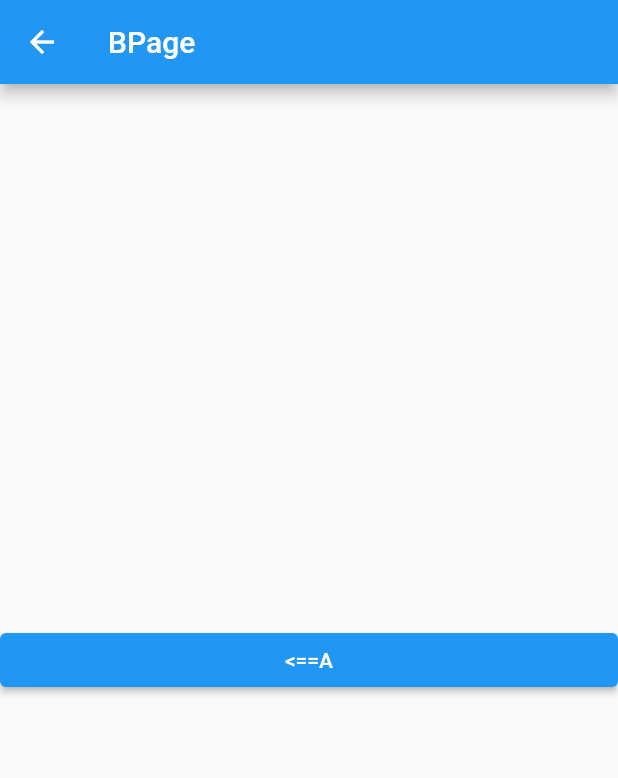
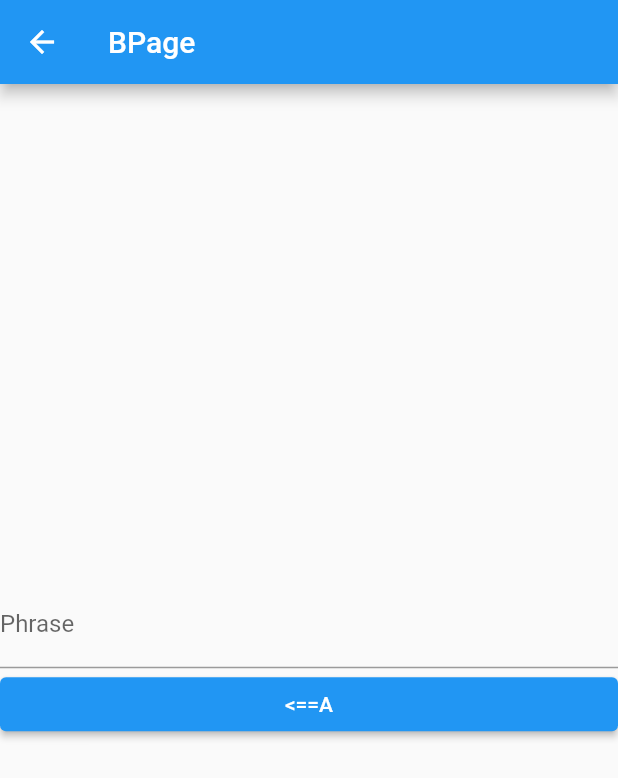
Before and after one commit to mprogers/there_and_back_again, a Flutter app: the BPage screen opened by its route, on a phone screen of 412 x 824 dp. Shown: the top 778 px of the screen. Run offline on Flutter 3.47's test engine with Material 2 defaults, Android fonts, the phone set to English and light mode, and no system bars.

Commit message:
Added TextField to BPage

```diff
--- a/lib/pages.dart
+++ b/lib/pages.dart
@@ -47,6 +47,7 @@ class BPage extends StatefulWidget {
 }
 
 class _BPageState extends State<BPage> {
+  String message;
   void _goBack({BuildContext context}) {
     Navigator.pop(context);
   }
@@ -61,6 +62,11 @@ class _BPageState extends State<BPage> {
             mainAxisAlignment: MainAxisAlignment.center,
             crossAxisAlignment: CrossAxisAlignment.stretch,
             children: [
+              TextField(
+                  decoration: InputDecoration(labelText: 'Phrase'),
+                  onChanged: (text) {
+                    message = text;
+                  }),
               ElevatedButton(
                 onPressed: () {
                   _goBack(context: context);
```
